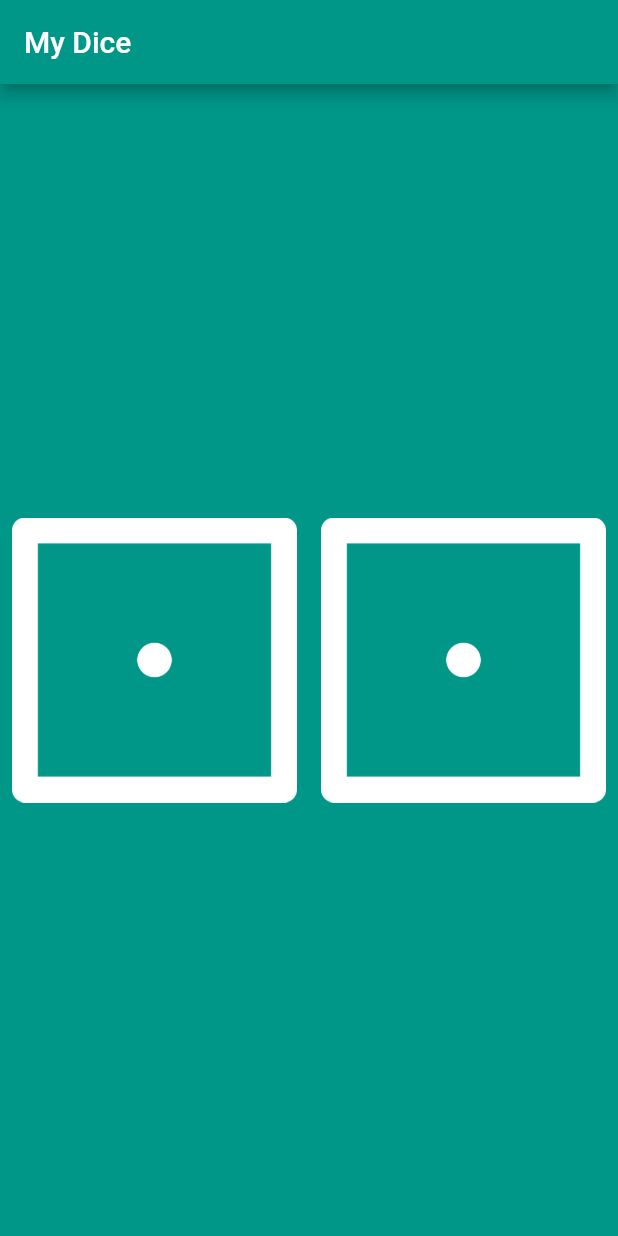
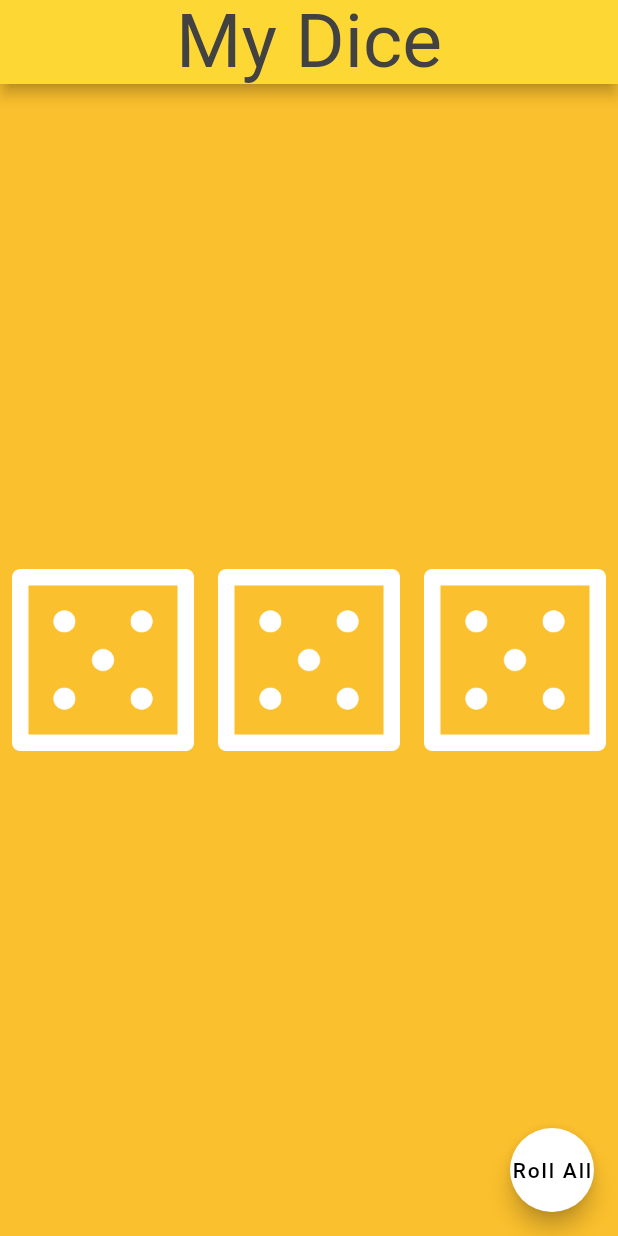
Before and after one commit to WingedSeal/my_dice, a Flutter app: the screen it shows after launch, on a phone screen of 412 x 824 dp. Run offline on Flutter 3.47's test engine with Material 2 defaults, Android fonts, the phone set to English and light mode, and no system bars.

Commit message:
Change stuff
- Change everything in a single commit
- Change colors to yellow/gold theme
- Add 1 dice
- Rolling now works seperately for each dice
- Add floatingactionbutton to roll all dice at once
- Use List<int> instead of multiple int var for dice face
- Move Scaffold from main function to DicePage class

```diff
--- a/lib/main.dart
+++ b/lib/main.dart
@@ -3,16 +3,9 @@ import 'package:flutter/material.dart';
 
 void main() {
   return runApp(
-    MaterialApp(
+    const MaterialApp(
       debugShowCheckedModeBanner: false,
-      home: Scaffold(
-        backgroundColor: Colors.teal,
-        appBar: AppBar(
-          title: const Text('My Dice'),
-          backgroundColor: Colors.teal,
-        ),
-        body: const DicePage(),
-      ),
+      home: DicePage(),
     ),
   );
 }
@@ -25,43 +18,78 @@ class DicePage extends StatefulWidget {
 }
 
 class _DicePageState extends State<DicePage> {
-  int leftDiceNumber = 1;
-  int rightDiceNumber = 1;
+  List<int> dicesNumber = [
+    Random().nextInt(6) + 1,
+    Random().nextInt(6) + 1,
+    Random().nextInt(6) + 1
+  ];
 
-  void changeDiceFace() {
+  void changeDiceFace(int dice) {
     setState(() {
-      leftDiceNumber = Random().nextInt(6) + 1;
-      rightDiceNumber = Random().nextInt(6) + 1;
+      dicesNumber[dice] = Random().nextInt(6) + 1;
     });
   }
 
   @override
-  Widget build(BuildContext context) {
-    return Center(
+  Widget build(BuildContext context) => Scaffold(
+        backgroundColor: Colors.yellow[700],
+        appBar: AppBar(
+          title: const Text('My Dice'),
+          titleTextStyle: TextStyle(fontSize: 50, color: Colors.grey[800]),
+          centerTitle: true,
+          backgroundColor: Colors.yellow[600],
+        ),
+        floatingActionButton: FloatingActionButton(
+          child: const Text(
+            'Roll All',
+            style: TextStyle(color: Colors.black),
+          ),
+          onPressed: () {
+            setState(() {
+              dicesNumber = [
+                Random().nextInt(6) + 1,
+                Random().nextInt(6) + 1,
+                Random().nextInt(6) + 1
+              ];
+            });
+          },
+          backgroundColor: Colors.white,
+        ),
+        body: Center(
           child: Row(
             children: <Widget>[
               Expanded(
                 child: TextButton(
                   child: Image.asset(
-                'images/dice$leftDiceNumber.png',
+                    'images/dice${dicesNumber[0]}.png',
                   ),
                   onPressed: () {
-                changeDiceFace();
+                    changeDiceFace(0);
                   },
                 ),
               ),
               Expanded(
                 child: TextButton(
                   child: Image.asset(
-                'images/dice$rightDiceNumber.png',
+                    'images/dice${dicesNumber[1]}.png',
                   ),
                   onPressed: () {
-                changeDiceFace();
+                    changeDiceFace(1);
+                  },
+                ),
+              ),
+              Expanded(
+                child: TextButton(
+                  child: Image.asset(
+                    'images/dice${dicesNumber[2]}.png',
+                  ),
+                  onPressed: () {
+                    changeDiceFace(2);
                   },
                 ),
               ),
             ],
           ),
+        ),
       );
 }
-}
```
Also changed, not shown: 1 other file. Lines whose indentation alone changed are shown as unchanged.
